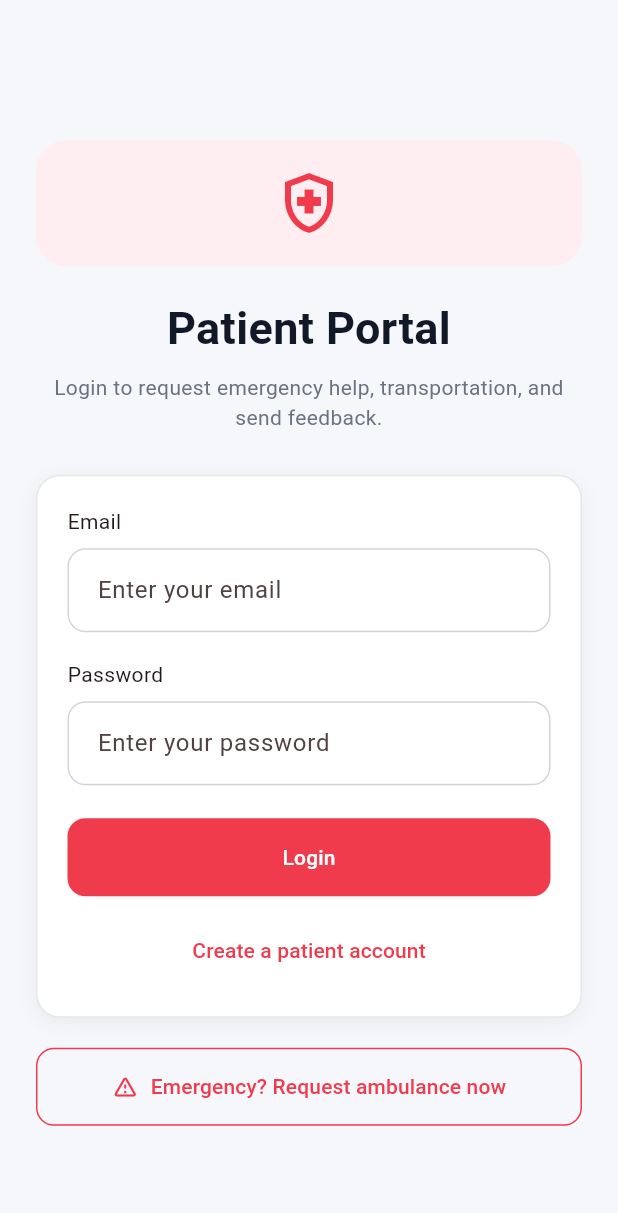
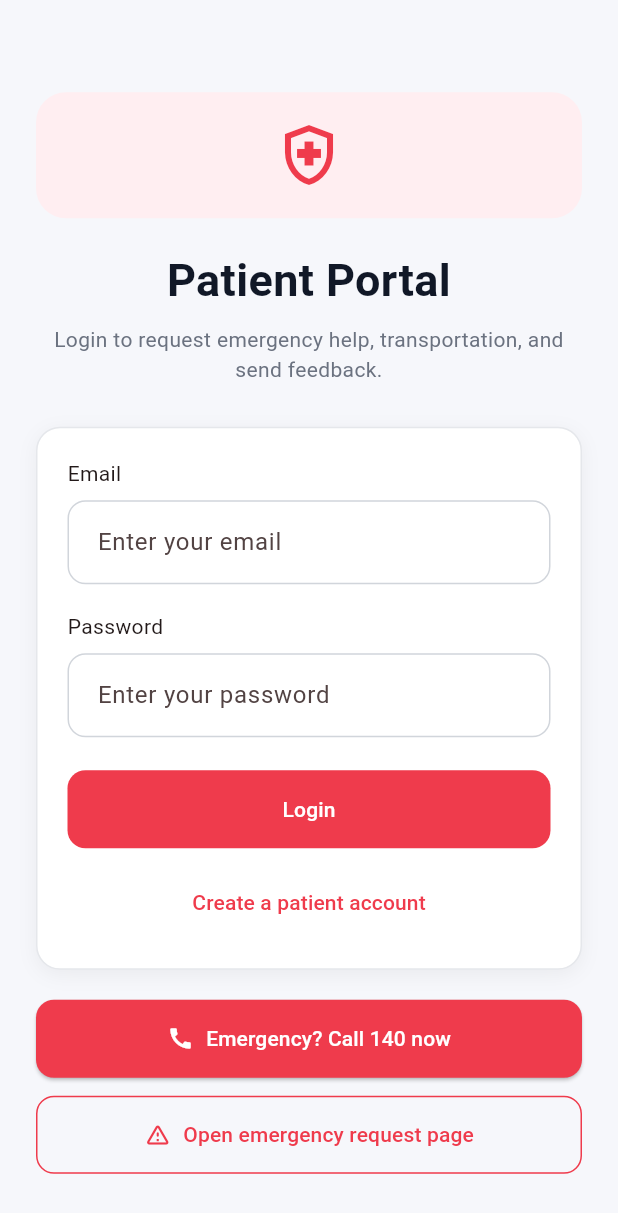
Before and after one commit to Alimansourr/red-cross-system, a Flutter app: the screen it shows after launch, on a phone screen of 412 x 824 dp. Shown: the top 1213 px of the screen. Run offline on Flutter 3.47's test engine with Material 3 defaults, Android fonts, the phone set to English and light mode, and no system bars; our stand-ins replace cloud_firestore, firebase_auth, firebase_core, geolocator; accounts and stored records are empty.

Commit message:
Update emergency flow and patient profile

```diff
--- a/patient_app/lib/pages/patient_login_page.dart
+++ b/patient_app/lib/pages/patient_login_page.dart
@@ -1,7 +1,10 @@
 import 'package:flutter/material.dart';
+import 'package:url_launcher/url_launcher.dart';
+
 import '../widgets/patient_input_decoration.dart';
 import '../widgets/patient_section_card.dart';
 import '../services/auth_service.dart';
+import '../services/emergency_request_service.dart';
 import 'patient_signup_page.dart';
 import 'patient_home_page.dart';
 import 'emergency_request_page.dart';
@@ -15,11 +18,13 @@ class PatientLoginPage extends StatefulWidget {
 
 class _PatientLoginPageState extends State<PatientLoginPage> {
   final AuthService _authService = AuthService();
+  final EmergencyRequestService _emergencyService = EmergencyRequestService();
 
   final TextEditingController emailController = TextEditingController();
   final TextEditingController passwordController = TextEditingController();
 
   bool _isLoading = false;
+  bool _isEmergencyLoading = false;
 
   @override
   void dispose() {
@@ -62,7 +67,6 @@ class _PatientLoginPageState extends State<PatientLoginPage> {
       );
     } catch (e) {
       String errorMessage = 'Login failed. Please try again.';
-
       final errorText = e.toString();
 
       if (errorText.contains('user-not-found')) {
@@ -77,14 +81,54 @@ class _PatientLoginPageState extends State<PatientLoginPage> {
       if (!mounted) return;
 
       ScaffoldMessenger.of(context).showSnackBar(
+        SnackBar(content: Text(errorMessage)),
+      );
+    } finally {
+      if (!mounted) return;
+      setState(() {
+        _isLoading = false;
+      });
+    }
+  }
+
+  Future<void> _call140() async {
+    final uri = Uri(scheme: 'tel', path: '140');
+    final launched = await launchUrl(uri);
+    if (!launched) {
+      throw Exception('Could not call 140.');
+    }
+  }
+
+  Future<void> _handleQuickEmergency() async {
+    setState(() {
+      _isEmergencyLoading = true;
+    });
+
+    try {
+      final result = await _emergencyService.submitQuickEmergencyCall();
+      await _call140();
+
+      if (!mounted) return;
+
+      ScaffoldMessenger.of(context).showSnackBar(
         SnackBar(
-          content: Text(errorMessage),
+          content: Text(
+            'Calling 140 now. Your location was sent to ${result.station.stationName}.',
+          ),
+        ),
+      );
+    } catch (e) {
+      if (!mounted) return;
+
+      ScaffoldMessenger.of(context).showSnackBar(
+        SnackBar(
+          content: Text('Emergency action failed: $e'),
         ),
       );
     } finally {
       if (!mounted) return;
       setState(() {
-        _isLoading = false;
+        _isEmergencyLoading = false;
       });
     }
   }
@@ -198,6 +242,37 @@ class _PatientLoginPageState extends State<PatientLoginPage> {
                     ),
                   ),
                   const SizedBox(height: 20),
+
+                  ElevatedButton.icon(
+                    onPressed:
+                    _isEmergencyLoading ? null : _handleQuickEmergency,
+                    icon: _isEmergencyLoading
+                        ? const SizedBox(
+                      height: 22,
+                      width: 22,
+                      child: CircularProgressIndicator(
+                        strokeWidth: 2.4,
+                        color: Colors.white,
+                      ),
+                    )
+                        : const Icon(Icons.call),
+                    label: Text(
+                      _isEmergencyLoading
+                          ? 'Starting emergency...'
+                          : 'Emergency? Call 140 now',
+                    ),
+                    style: ElevatedButton.styleFrom(
+                      backgroundColor: const Color(0xffef3b4c),
+                      foregroundColor: Colors.white,
+                      padding: const EdgeInsets.symmetric(vertical: 16),
+                      shape: RoundedRectangleBorder(
+                        borderRadius: BorderRadius.circular(12),
+                      ),
+                    ),
+                  ),
+
+                  const SizedBox(height: 12),
+
                   OutlinedButton.icon(
                     onPressed: () {
                       Navigator.push(
@@ -208,7 +283,7 @@ class _PatientLoginPageState extends State<PatientLoginPage> {
                       );
                     },
                     icon: const Icon(Icons.warning_amber_rounded),
-                    label: const Text('Emergency? Request ambulance now'),
+                    label: const Text('Open emergency request page'),
                     style: OutlinedButton.styleFrom(
                       foregroundColor: const Color(0xffef3b4c),
                       side: const BorderSide(color: Color(0xffef3b4c)),
--- a/patient_app/lib/services/auth_service.dart
+++ b/patient_app/lib/services/auth_service.dart
@@ -15,6 +15,7 @@ class AuthService {
     required String address,
     required int age,
     required String bloodType,
+    String? medicalHistory,
   }) async {
     final credential = await _auth.createUserWithEmailAndPassword(
       email: email.trim(),
@@ -30,6 +31,7 @@ class AuthService {
       'address': address.trim(),
       'age': age,
       'bloodType': bloodType.trim(),
+      'medicalHistory': medicalHistory?.trim() ?? '',
       'createdAt': FieldValue.serverTimestamp(),
     });
   }
--- a/patient_app/lib/services/patient_profile_service.dart
+++ b/patient_app/lib/services/patient_profile_service.dart
@@ -23,6 +23,7 @@ class PatientProfileService {
     required String address,
     int? age,
     String? bloodType,
+    String? medicalHistory,
   }) async {
     final user = _auth.currentUser;
 
@@ -45,6 +46,10 @@ class PatientProfileService {
       data['bloodType'] = bloodType.trim();
     }
 
+    if (medicalHistory != null) {
+      data['medicalHistory'] = medicalHistory.trim();
+    }
+
     await _firestore.collection('patients').doc(user.uid).set(
       data,
       SetOptions(merge: true),
```
Also changed, not shown: patient_app/lib/pages/patient_profile_page.dart (+20 -0 lines), patient_app/lib/pages/patient_signup_page.dart (+17 -1 lines), patient_app/lib/services/emergency_request_service.dart (+40 -6 lines).
